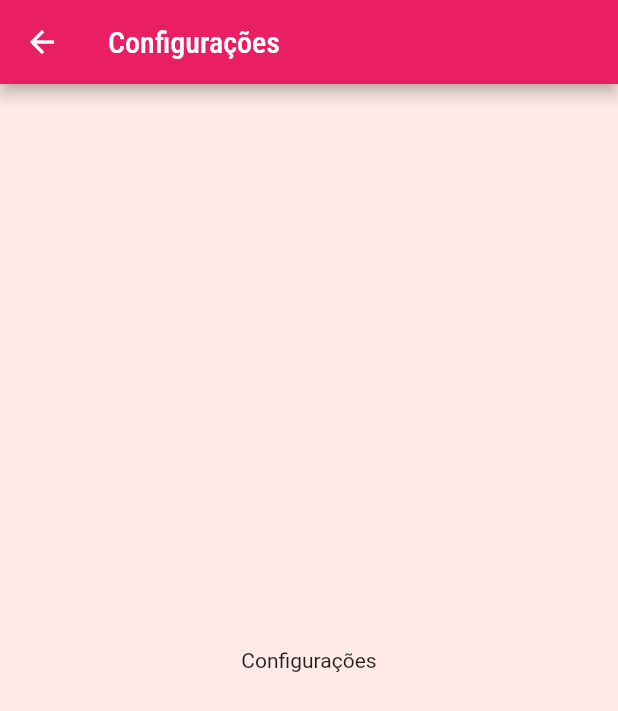
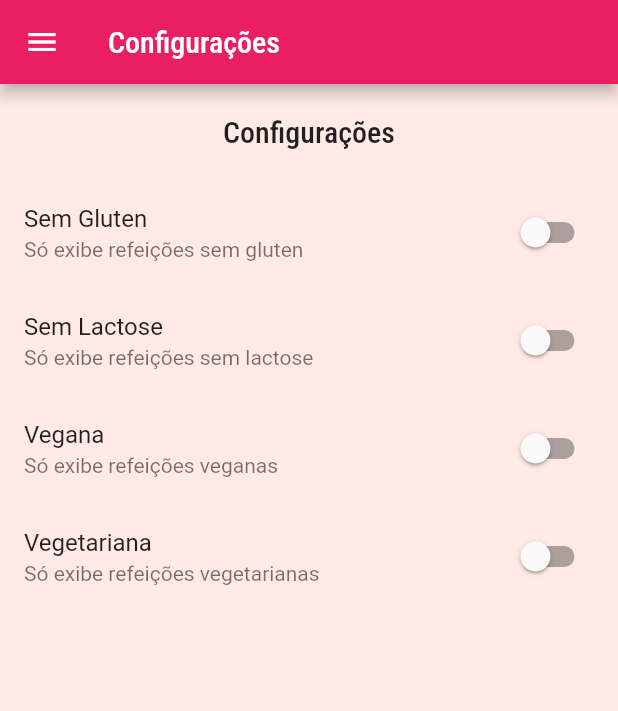
Before and after one commit to jfcbxp/flutter-meals-curso, a Flutter app: the SettingsScreen screen opened by its route, on a phone screen of 412 x 824 dp. Shown: the top 711 px of the screen. Run offline on Flutter 3.47's test engine with Material 2 defaults, Android fonts, the phone set to English and light mode, and no system bars; network calls fail.

Commit message:
adicionado tela de settings

```diff
--- a/lib/components/main_drawer.dart
+++ b/lib/components/main_drawer.dart
@@ -41,9 +41,12 @@ class MainDrawer extends StatelessWidget {
           height: 20,
         ),
         _createItem(Icons.restaurant, 'Refeições',
-            () => Navigator.of(context).pushNamed(AppRoutes.HOME)),
-        _createItem(Icons.settings, 'Configurações',
-            () => Navigator.of(context).pushNamed(AppRoutes.SETTINGS))
+            () => Navigator.of(context).pushReplacementNamed(AppRoutes.HOME)),
+        _createItem(
+            Icons.settings,
+            'Configurações',
+            () =>
+                Navigator.of(context).pushReplacementNamed(AppRoutes.SETTINGS))
       ]),
     );
   }
--- a/lib/components/meal_item.dart
+++ b/lib/components/meal_item.dart
@@ -8,7 +8,9 @@ class MealItem extends StatelessWidget {
   const MealItem(this.meal, {super.key});
 
   void _selectMeal(BuildContext context) {
-    Navigator.of(context).pushNamed(AppRoutes.MEAL_DETAIL, arguments: meal);
+    Navigator.of(context)
+        .pushNamed(AppRoutes.MEAL_DETAIL, arguments: meal)
+        .then((value) {});
   }
 
   @override
--- /dev/null
+++ b/lib/models/settings.dart
@@ -0,0 +1,12 @@
+class Settings {
+  bool isGlutenFree;
+  bool isLactoseFree;
+  bool isVegan;
+  bool isVegetarian;
+
+  Settings(
+      {this.isGlutenFree = false,
+      this.isLactoseFree = false,
+      this.isVegan = false,
+      this.isVegetarian = false});
+}
--- a/lib/screens/meal_detail_screen.dart
+++ b/lib/screens/meal_detail_screen.dart
@@ -74,6 +74,12 @@ class MealDetailScreen extends StatelessWidget {
               })),
         ]),
       ),
+      floatingActionButton: FloatingActionButton(
+        child: Icon(Icons.star),
+        onPressed: () {
+          Navigator.of(context).pop(meal.title);
+        },
+      ),
     );
   }
 }
--- a/lib/screens/settings_screen.dart
+++ b/lib/screens/settings_screen.dart
@@ -1,13 +1,71 @@
 import 'package:flutter/material.dart';
+import 'package:receitas/components/main_drawer.dart';
+import 'package:receitas/models/settings.dart';
 
-class SettingsScreen extends StatelessWidget {
+class SettingsScreen extends StatefulWidget {
   const SettingsScreen({super.key});
+
+  @override
+  State<SettingsScreen> createState() => _SettingsScreenState();
+}
+
+class _SettingsScreenState extends State<SettingsScreen> {
+  var settings = Settings();
+
+  Widget _createSwitch(
+    String title,
+    String subtitle,
+    bool value,
+    Function(bool) onChanged,
+  ) {
+    return SwitchListTile.adaptive(
+        title: Text(title),
+        subtitle: Text(subtitle),
+        value: value,
+        onChanged: onChanged);
+  }
 
   @override
   Widget build(BuildContext context) {
     return Scaffold(
+      drawer: MainDrawer(),
       appBar: AppBar(title: Text('Configurações')),
-      body: Center(child: Text('Configurações')),
+      body: Column(
+        children: [
+          Container(
+            padding: EdgeInsets.all(20),
+            child: Text(
+              'Configurações',
+              style: Theme.of(context).textTheme.titleLarge,
+            ),
+          ),
+          Expanded(
+              child: ListView(
+            children: [
+              _createSwitch(
+                  'Sem Gluten',
+                  'Só exibe refeições sem gluten',
+                  settings.isGlutenFree,
+                  (value) => setState(() => settings.isGlutenFree = value)),
+              _createSwitch(
+                  'Sem Lactose',
+                  'Só exibe refeições sem lactose',
+                  settings.isLactoseFree,
+                  (value) => setState(() => settings.isLactoseFree = value)),
+              _createSwitch(
+                  'Vegana',
+                  'Só exibe refeições veganas',
+                  settings.isVegan,
+                  (value) => setState(() => settings.isVegan = value)),
+              _createSwitch(
+                  'Vegetariana',
+                  'Só exibe refeições vegetarianas',
+                  settings.isVegetarian,
+                  (value) => setState(() => settings.isVegetarian = value))
+            ],
+          ))
+        ],
+      ),
     );
   }
 }
```
